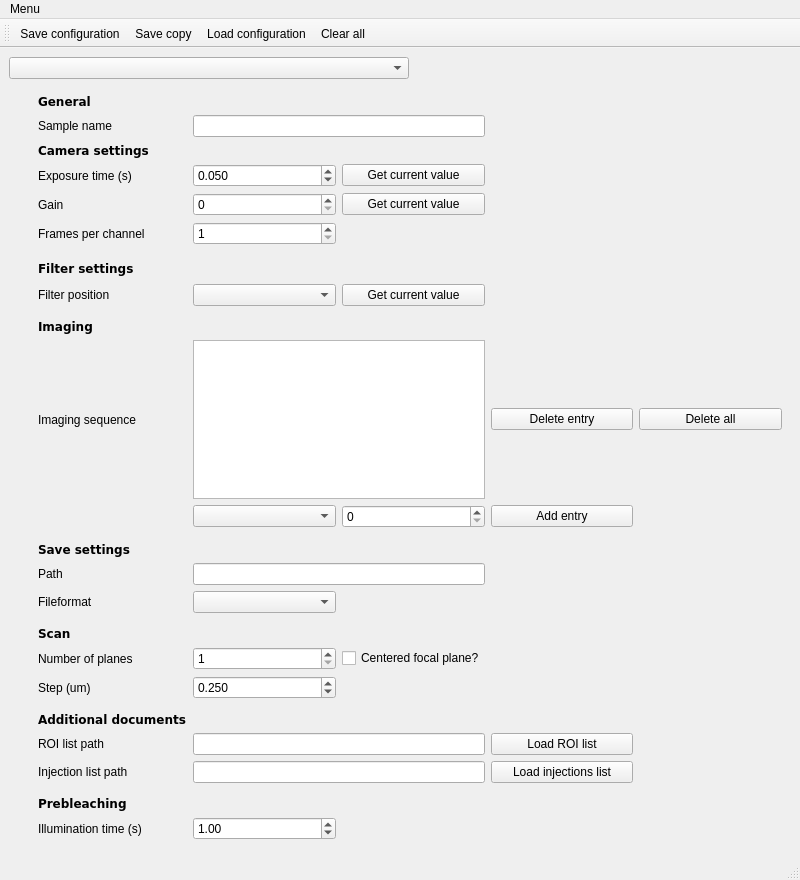
Before: the Qt Designer form gui/experiment_configurator/ui_exp_configurator.ui in fbarho/qudi-cbs, drawn with Qt 5.
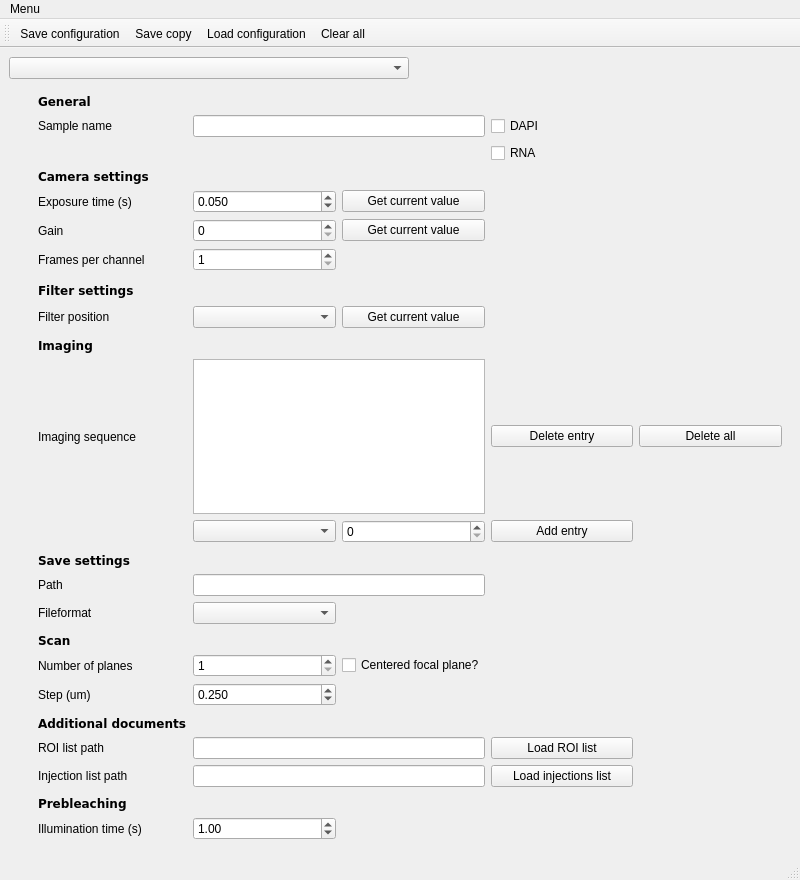
After: the same form once the commit is applied.

Commit message: options dapi and rna in experiment configurator and roi multicolor imaging task

Diff of the .ui file:
```diff
--- a/gui/experiment_configurator/ui_exp_configurator.ui
+++ b/gui/experiment_configurator/ui_exp_configurator.ui
@@ -28,116 +28,126 @@
     <item>
      <widget class="QWidget" name="formWidget" native="true">
       <layout class="QGridLayout" name="gridLayout">
-       <item row="2" column="1">
-        <widget class="QLabel" name="cam_settings_Label">
-         <property name="font">
-          <font>
-           <family>DejaVu Sans</family>
-           <weight>75</weight>
-           <bold>true</bold>
-          </font>
-         </property>
-         <property name="text">
-          <string>Camera settings</string>
-         </property>
-        </widget>
+       <item row="5" column="2">
+        <widget class="QSpinBox" name="gain_SpinBox"/>
        </item>
-       <item row="23" column="1">
-        <widget class="QLabel" name="z_step_Label">
+       <item row="2" column="4">
+        <widget class="QCheckBox" name="rna_CheckBox">
          <property name="text">
-          <string>Step (um)</string>
+          <string>RNA</string>
          </property>
+         <attribute name="buttonGroup">
+          <string notr="true">buttonGroup</string>
+         </attribute>
         </widget>
        </item>
-       <item row="29" column="1">
-        <widget class="QLabel" name="prebleach_settings_Label">
-         <property name="font">
-          <font>
-           <family>DejaVu Sans</family>
-           <weight>75</weight>
-           <bold>true</bold>
-          </font>
-         </property>
-         <property name="text">
-          <string>Prebleaching</string>
-         </property>
-        </widget>
-       </item>
-       <item row="8" column="2">
-        <widget class="QComboBox" name="filterpos_ComboBox"/>
-       </item>
-       <item row="11" column="5">
-        <widget class="QPushButton" name="delete_all_PushButton">
-         <property name="text">
-          <string>Delete all</string>
-         </property>
-        </widget>
-       </item>
-       <item row="26" column="2" colspan="2">
-        <widget class="QLineEdit" name="roi_list_path_LineEdit"/>
-       </item>
-       <item row="4" column="1">
-        <widget class="QLabel" name="gain_Label">
-         <property name="text">
-          <string>Gain</string>
-         </property>
-        </widget>
-       </item>
-       <item row="11" column="4">
+       <item row="12" column="4">
         <widget class="QPushButton" name="delete_entry_PushButton">
          <property name="text">
           <string>Delete entry</string>
          </property>
         </widget>
        </item>
-       <item row="18" column="1">
-        <widget class="QLabel" name="save_path_Label">
-         <property name="text">
-          <string>Path</string>
+       <item row="23" column="2">
+        <widget class="QSpinBox" name="num_z_planes_SpinBox">
+         <property name="minimum">
+          <number>1</number>
          </property>
-        </widget>
-       </item>
-       <item row="22" column="3">
-        <widget class="QCheckBox" name="centered_focal_plane_CheckBox">
-         <property name="text">
-          <string>Centered focal plane?</string>
+         <property name="maximum">
+          <number>1000</number>
          </property>
         </widget>
        </item>
-       <item row="7" column="0">
-        <spacer name="horizontalSpacer">
+       <item row="10" column="1">
+        <spacer name="verticalSpacer_2">
          <property name="orientation">
-          <enum>Qt::Horizontal</enum>
-         </property>
-         <property name="sizeType">
-          <enum>QSizePolicy::Fixed</enum>
+          <enum>Qt::Vertical</enum>
          </property>
          <property name="sizeHint" stdset="0">
           <size>
            <width>20</width>
-           <height>20</height>
+           <height>40</height>
           </size>
          </property>
         </spacer>
        </item>
+       <item row="6" column="2">
+        <widget class="QSpinBox" name="num_frames_SpinBox">
+         <property name="minimum">
+          <number>1</number>
+         </property>
+         <property name="maximum">
+          <number>1000</number>
+         </property>
+        </widget>
+       </item>
+       <item row="31" column="2">
+        <widget class="QDoubleSpinBox" name="illumination_time_DSpinBox">
+         <property name="value">
+          <double>1.000000000000000</double>
+         </property>
+        </widget>
+       </item>
+       <item row="5" column="1">
+        <widget class="QLabel" name="gain_Label">
+         <property name="text">
+          <string>Gain</string>
+         </property>
+        </widget>
+       </item>
+       <item row="12" column="5">
+        <widget class="QPushButton" name="delete_all_PushButton">
+         <property name="text">
+          <string>Delete all</string>
+         </property>
+        </widget>
+       </item>
+       <item row="12" column="1">
+        <widget class="QLabel" name="imaging_sequence_Label">
+         <property name="text">
+          <string>Imaging sequence</string>
+         </property>
+        </widget>
+       </item>
        <item row="21" column="1">
-        <widget class="QLabel" name="scan_settings_Label">
-         <property name="font">
-          <font>
-           <family>DejaVu Sans</family>
-           <weight>75</weight>
-           <bold>true</bold>
-          </font>
+        <spacer name="verticalSpacer_4">
+         <property name="orientation">
+          <enum>Qt::Vertical</enum>
          </property>
-         <property name="text">
-          <string>Scan</string>
+         <property name="sizeHint" stdset="0">
+          <size>
+           <width>20</width>
+           <height>40</height>
+          </size>
          </property>
-        </widget>
+        </spacer>
        </item>
-       <item row="18" column="2" colspan="2">
-        <widget class="QLineEdit" name="save_path_LineEdit"/>
+       <item row="9" column="2">
+        <widget class="QComboBox" name="filterpos_ComboBox"/>
        </item>
-       <item row="15" column="5">
+       <item row="12" column="2" colspan="2">
+        <widget class="QListView" name="imaging_sequence_ListView"/>
+       </item>
+       <item row="8" column="0">
+        <spacer name="horizontalSpacer">
+         <property name="orientation">
+          <enum>Qt::Horizontal</enum>
+         </property>
+         <property name="sizeType">
+          <enum>QSizePolicy::Fixed</enum>
+         </property>
+         <property name="sizeHint" stdset="0">
+          <size>
+           <width>20</width>
+           <height>20</height>
+          </size>
+         </property>
+        </spacer>
+       </item>
+       <item row="16" column="3">
+        <widget class="QSpinBox" name="laser_intensity_SpinBox"/>
+       </item>
+       <item row="16" column="5">
         <spacer name="horizontalSpacer_2">
          <property name="orientation">
           <enum>Qt::Horizontal</enum>
@@ -153,30 +163,158 @@
          </property>
         </spacer>
        </item>
+       <item row="9" column="3">
+        <widget class="QPushButton" name="get_filterpos_PushButton">
+         <property name="text">
+          <string>Get current value</string>
+         </property>
+        </widget>
+       </item>
+       <item row="0" column="1">
+        <widget class="QLabel" name="general_Label">
+         <property name="font">
+          <font>
+           <family>DejaVu Sans</family>
+           <weight>75</weight>
+           <bold>true</bold>
+          </font>
+         </property>
+         <property name="text">
+          <string>General</string>
+         </property>
+        </widget>
+       </item>
+       <item row="16" column="2">
+        <widget class="QComboBox" name="laser_ComboBox"/>
+       </item>
+       <item row="9" column="1">
+        <widget class="QLabel" name="filterpos_Label">
+         <property name="text">
+          <string>Filter position</string>
+         </property>
+        </widget>
+       </item>
+       <item row="19" column="1">
+        <widget class="QLabel" name="save_path_Label">
+         <property name="text">
+          <string>Path</string>
+         </property>
+        </widget>
+       </item>
+       <item row="24" column="1">
+        <widget class="QLabel" name="z_step_Label">
+         <property name="text">
+          <string>Step (um)</string>
+         </property>
+        </widget>
+       </item>
        <item row="4" column="2">
-        <widget class="QSpinBox" name="gain_SpinBox"/>
+        <widget class="QDoubleSpinBox" name="exposure_DSpinBox">
+         <property name="decimals">
+          <number>3</number>
+         </property>
+         <property name="maximum">
+          <double>5.000000000000000</double>
+         </property>
+         <property name="singleStep">
+          <double>0.010000000000000</double>
+         </property>
+         <property name="value">
+          <double>0.050000000000000</double>
+         </property>
+        </widget>
+       </item>
+       <item row="27" column="1">
+        <widget class="QLabel" name="roi_list_path_Label">
+         <property name="text">
+          <string>ROI list path</string>
+         </property>
+        </widget>
+       </item>
+       <item row="1" column="2" colspan="2">
+        <widget class="QLineEdit" name="sample_name_LineEdit"/>
+       </item>
+       <item row="20" column="1">
+        <widget class="QLabel" name="fileformat_Label">
+         <property name="text">
+          <string>Fileformat</string>
+         </property>
+        </widget>
+       </item>
+       <item row="1" column="4">
+        <widget class="QCheckBox" name="dapi_CheckBox">
+         <property name="text">
+          <string>DAPI</string>
+         </property>
+         <attribute name="buttonGroup">
+          <string notr="true">buttonGroup</string>
+         </attribute>
+        </widget>
        </item>
        <item row="27" column="4">
+        <widget class="QPushButton" name="load_roi_PushButton">
+         <property name="text">
+          <string>Load ROI list</string>
+         </property>
+        </widget>
+       </item>
+       <item row="28" column="4">
         <widget class="QPushButton" name="load_injections_PushButton">
          <property name="text">
           <string>Load injections list</string>
          </property>
         </widget>
        </item>
-       <item row="20" column="1">
-        <spacer name="verticalSpacer_4">
-         <property name="orientation">
-          <enum>Qt::Vertical</enum>
+       <item row="22" column="1">
+        <widget class="QLabel" name="scan_settings_Label">
+         <property name="font">
+          <font>
+           <family>DejaVu Sans</family>
+           <weight>75</weight>
+           <bold>true</bold>
+          </font>
          </property>
-         <property name="sizeHint" stdset="0">
-          <size>
-           <width>20</width>
-           <height>40</height>
-          </size>
+         <property name="text">
+          <string>Scan</string>
          </property>
-        </spacer>
+        </widget>
        </item>
-       <item row="10" column="1">
+       <item row="3" column="1">
+        <widget class="QLabel" name="cam_settings_Label">
+         <property name="font">
+          <font>
+           <family>DejaVu Sans</family>
+           <weight>75</weight>
+           <bold>true</bold>
+          </font>
+         </property>
+         <property name="text">
+          <string>Camera settings</string>
+         </property>
+        </widget>
+       </item>
+       <item row="8" column="1">
+        <widget class="QLabel" name="filter_settings_Label">
+         <property name="font">
+          <font>
+           <family>DejaVu Sans</family>
+           <weight>75</weight>
+           <bold>true</bold>
+          </font>
+         </property>
+         <property name="text">
+          <string>Filter settings</string>
+         </property>
+        </widget>
+       </item>
+       <item row="5" column="3">
+        <widget class="QPushButton" name="get_gain_PushButton">
+         <property name="text">
+          <string>Get current value</string>
+         </property>
+        </widget>
+       </item>
+       <item row="11" column="1">
         <widget class="QLabel" name="imaging_settings_Label">
          <property name="font">
           <font>
@@ -190,47 +328,7 @@
          </property>
         </widget>
        </item>
-       <item row="24" column="1">
-        <spacer name="verticalSpacer_5">
-         <property name="orientation">
-          <enum>Qt::Vertical</enum>
-         </property>
-         <property name="sizeHint" stdset="0">
-          <size>
-           <width>20</width>
-           <height>40</height>
-          </size>
-         </property>
-        </spacer>
-       </item>
-       <item row="11" column="1">
-        <widget class="QLabel" name="imaging_sequence_Label">
-         <property name="text">
-          <string>Imaging sequence</string>
-         </property>
-        </widget>
-       </item>
-       <item row="28" column="1">
-        <spacer name="verticalSpacer_6">
-         <property name="orientation">
-          <enum>Qt::Vertical</enum>
-         </property>
-         <property name="sizeHint" stdset="0">
-          <size>
-           <width>20</width>
-           <height>40</height>
-          </size>
-         </property>
-        </spacer>
-       </item>
-       <item row="3" column="1">
-        <widget class="QLabel" name="exposure_Label">
-         <property name="text">
-          <string>Exposure time (s)</string>
-         </property>
-        </widget>
-       </item>
-       <item row="23" column="2">
+       <item row="24" column="2">
         <widget class="QDoubleSpinBox" name="z_step_DSpinBox">
          <property name="decimals">
           <number>3</number>
@@ -247,68 +345,37 @@
         </widget>
        </item>
        <item row="27" column="2" colspan="2">
-        <widget class="QLineEdit" name="injections_list_LineEdit"/>
+        <widget class="QLineEdit" name="roi_list_path_LineEdit"/>
        </item>
-       <item row="8" column="1">
-        <widget class="QLabel" name="filterpos_Label">
-         <property name="text">
-          <string>Filter position</string>
-         </property>
-        </widget>
-       </item>
-       <item row="19" column="2">
-        <widget class="QComboBox" name="fileformat_ComboBox"/>
-       </item>
-       <item row="5" column="1">
+       <item row="6" column="1">
         <widget class="QLabel" name="num_frames_Label">
          <property name="text">
           <string>Frames per channel</string>
          </property>
         </widget>
        </item>
-       <item row="5" column="2">
-        <widget class="QSpinBox" name="num_frames_SpinBox">
-         <property name="minimum">
-          <number>1</number>
-         </property>
-         <property name="maximum">
-          <number>1000</number>
-         </property>
-        </widget>
-       </item>
-       <item row="8" column="3">
-        <widget class="QPushButton" name="get_filterpos_PushButton">
+       <item row="1" column="1">
+        <widget class="QLabel" name="sample_name_Label">
          <property name="text">
-          <string>Get current value</string>
+          <string>Sample name</string>
          </property>
         </widget>
        </item>
-       <item row="30" column="1">
-        <widget class="QLabel" name="illumination_time_Label">
-         <property name="text">
-          <string>Illumination time (s)</string>
+       <item row="29" column="1">
+        <spacer name="verticalSpacer_6">
+         <property name="orientation">
+          <enum>Qt::Vertical</enum>
          </property>
-        </widget>
-       </item>
-       <item row="25" column="1">
-        <widget class="QLabel" name="documents_Label">
-         <property name="font">
-          <font>
-           <family>DejaVu Sans</family>
-           <weight>75</weight>
-           <bold>true</bold>
-          </font>
+         <property name="sizeHint" stdset="0">
+          <size>
+           <width>20</width>
+           <height>40</height>
+          </size>
          </property>
-         <property name="text">
-          <string>Additional documents</string>
-         </property>
-        </widget>
+        </spacer>
        </item>
-       <item row="11" column="2" colspan="2">
-        <widget class="QListView" name="imaging_sequence_ListView"/>
-       </item>
-       <item row="7" column="1">
-        <widget class="QLabel" name="filter_settings_Label">
+       <item row="18" column="1">
+        <widget class="QLabel" name="save_settings_Label">
          <property name="font">
           <font>
            <family>DejaVu Sans</family>
@@ -317,25 +384,35 @@
           </font>
          </property>
          <property name="text">
-          <string>Filter settings</string>
+          <string>Save settings</string>
          </property>
         </widget>
        </item>
-       <item row="27" column="1">
+       <item row="28" column="2" colspan="2">
+        <widget class="QLineEdit" name="injections_list_LineEdit"/>
+       </item>
+       <item row="28" column="1">
         <widget class="QLabel" name="injections_list_Label">
          <property name="text">
           <string>Injection list path</string>
          </property>
         </widget>
        </item>
-       <item row="22" column="1">
+       <item row="23" column="3">
+        <widget class="QCheckBox" name="centered_focal_plane_CheckBox">
+         <property name="text">
+          <string>Centered focal plane?</string>
+         </property>
+        </widget>
+       </item>
+       <item row="23" column="1">
         <widget class="QLabel" name="num_z_planes_Label">
          <property name="text">
           <string>Number of planes</string>
          </property>
         </widget>
        </item>
-       <item row="6" column="1">
+       <item row="7" column="1">
         <spacer name="verticalSpacer">
          <property name="orientation">
           <enum>Qt::Vertical</enum>
@@ -348,99 +425,50 @@
          </property>
         </spacer>
        </item>
-       <item row="3" column="2">
-        <widget class="QDoubleSpinBox" name="exposure_DSpinBox">
-         <property name="decimals">
-          <number>3</number>
-         </property>
-         <property name="maximum">
-          <double>5.000000000000000</double>
-         </property>
-         <property name="singleStep">
-          <double>0.010000000000000</double>
-         </property>
-         <property name="value">
-          <double>0.050000000000000</double>
-         </property>
-        </widget>
-       </item>
-       <item row="15" column="3">
-        <widget class="QSpinBox" name="laser_intensity_SpinBox"/>
-       </item>
        <item row="4" column="3">
-        <widget class="QPushButton" name="get_gain_PushButton">
+        <widget class="QPushButton" name="get_exposure_PushButton">
          <property name="text">
           <string>Get current value</string>
          </property>
         </widget>
        </item>
        <item row="26" column="1">
-        <widget class="QLabel" name="roi_list_path_Label">
+        <widget class="QLabel" name="documents_Label">
+         <property name="font">
+          <font>
+           <family>DejaVu Sans</family>
+           <weight>75</weight>
+           <bold>true</bold>
+          </font>
+         </property>
          <property name="text">
-          <string>ROI list path</string>
+          <string>Additional documents</string>
          </property>
         </widget>
        </item>
-       <item row="16" column="1">
-        <spacer name="verticalSpacer_3">
-         <property name="orientation">
-          <enum>Qt::Vertical</enum>
+       <item row="30" column="1">
+        <widget class="QLabel" name="prebleach_settings_Label">
+         <property name="font">
+          <font>
+           <family>DejaVu Sans</family>
+           <weight>75</weight>
+           <bold>true</bold>
+          </font>
          </property>
-         <property name="sizeHint" stdset="0">
-          <size>
-           <width>20</width>
-           <height>40</height>
-          </size>
-         </property>
-        </spacer>
-       </item>
-       <item row="19" column="1">
-        <widget class="QLabel" name="fileformat_Label">
          <property name="text">
-          <string>Fileformat</string>
+          <string>Prebleaching</string>
          </property>
         </widget>
        </item>
-       <item row="22" column="2">
-        <widget class="QSpinBox" name="num_z_planes_SpinBox">
-         <property name="minimum">
-          <number>1</number>
-         </property>
-         <property name="maximum">
-          <number>1000</number>
+       <item row="31" column="1">
+        <widget class="QLabel" name="illumination_time_Label">
+         <property name="text">
+          <string>Illumination time (s)</string>
          </property>
         </widget>
        </item>
        <item row="17" column="1">
-        <widget class="QLabel" name="save_settings_Label">
-         <property name="font">
-          <font>
-           <family>DejaVu Sans</family>
-           <weight>75</weight>
-           <bold>true</bold>
-          </font>
-         </property>
-         <property name="text">
-          <string>Save settings</string>
-         </property>
-        </widget>
-       </item>
-       <item row="30" column="2">
-        <widget class="QDoubleSpinBox" name="illumination_time_DSpinBox">
-         <property name="value">
-          <double>1.000000000000000</double>
-         </property>
-        </widget>
-       </item>
-       <item row="26" column="4">
-        <widget class="QPushButton" name="load_roi_PushButton">
-         <property name="text">
-          <string>Load ROI list</string>
-         </property>
-        </widget>
-       </item>
-       <item row="9" column="1">
-        <spacer name="verticalSpacer_2">
+        <spacer name="verticalSpacer_3">
          <property name="orientation">
           <enum>Qt::Vertical</enum>
          </property>
@@ -452,46 +480,38 @@
          </property>
         </spacer>
        </item>
-       <item row="15" column="4">
+       <item row="4" column="1">
+        <widget class="QLabel" name="exposure_Label">
+         <property name="text">
+          <string>Exposure time (s)</string>
+         </property>
+        </widget>
+       </item>
+       <item row="19" column="2" colspan="2">
+        <widget class="QLineEdit" name="save_path_LineEdit"/>
+       </item>
+       <item row="20" column="2">
+        <widget class="QComboBox" name="fileformat_ComboBox"/>
+       </item>
+       <item row="16" column="4">
         <widget class="QPushButton" name="add_entry_PushButton">
          <property name="text">
           <string>Add entry</string>
          </property>
         </widget>
        </item>
-       <item row="0" column="1">
-        <widget class="QLabel" name="general_Label">
-         <property name="font">
-          <font>
-           <family>DejaVu Sans</family>
-           <weight>75</weight>
-           <bold>true</bold>
-          </font>
+       <item row="25" column="1">
+        <spacer name="verticalSpacer_5">
+         <property name="orientation">
+          <enum>Qt::Vertical</enum>
          </property>
-         <property name="text">
-          <string>General</string>
+         <property name="sizeHint" stdset="0">
+          <size>
+           <width>20</width>
+           <height>40</height>
+          </size>
          </property>
-        </widget>
-       </item>
-       <item row="15" column="2">
-        <widget class="QComboBox" name="laser_ComboBox"/>
-       </item>
-       <item row="3" column="3">
-        <widget class="QPushButton" name="get_exposure_PushButton">
-         <property name="text">
-          <string>Get current value</string>
-         </property>
-        </widget>
-       </item>
-       <item row="1" column="1">
-        <widget class="QLabel" name="sample_name_Label">
-         <property name="text">
-          <string>Sample name</string>
-         </property>
-        </widget>
-       </item>
-       <item row="1" column="2" colspan="2">
-        <widget class="QLineEdit" name="sample_name_LineEdit"/>
+        </spacer>
        </item>
       </layout>
      </widget>
```
Left out of the diff: 7 changed lines with no effect on the pictures. The commit also changes 2 other files.
